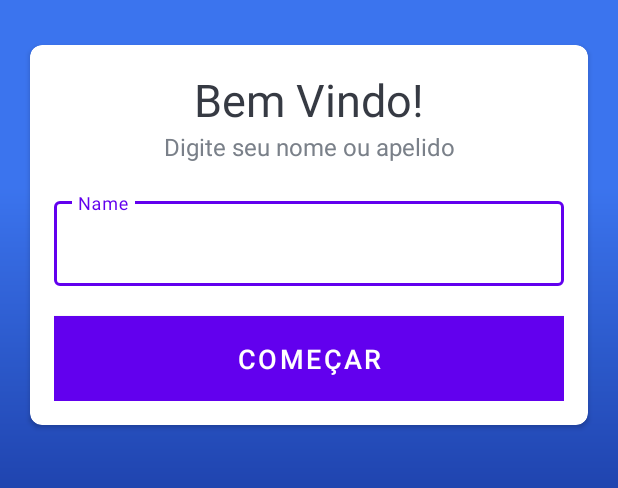
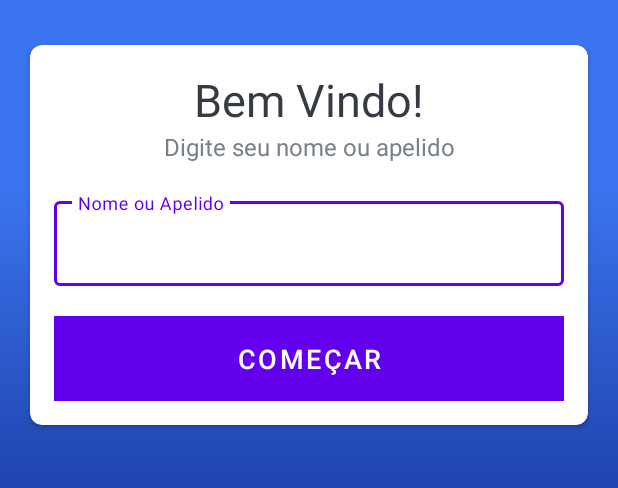
Before and after one commit to wagmattei/DinaQuizz, an Android app: the screen it shows after launch (MainActivity), after a tap on "COMEÇAR", on a phone screen of 412 x 824 dp, the part 431-919 px from its top. Run offline under Robolectric (Android 15) with nearby library versions, the phone set to English and light mode, and no system bars.

Commit message:
fix: improve refactoring raw text to string file in main module

```diff
--- a/app/src/main/java/com/wagmattei/dynaquiz/ui/main/MainActivity.kt
+++ b/app/src/main/java/com/wagmattei/dynaquiz/ui/main/MainActivity.kt
@@ -19,7 +19,7 @@ class MainActivity : AppCompatActivity() {
         // Only for teste, replace it
         btn_start.setOnClickListener{
             if(!validate()) {
-                Toast.makeText(this@MainActivity, "Preencha seu nome ou apelido, por favor.", Toast.LENGTH_SHORT).show()
+                Toast.makeText(this@MainActivity, getString(R.string.alert_info_your_name_please), Toast.LENGTH_SHORT).show()
             } else  {
                 val i = Intent(this, QuizzQuestionActivity::class.java)
                 i.putExtra(USER_NAME, et_name.text.toString())
--- a/app/src/main/res/layout/activity_main.xml
+++ b/app/src/main/res/layout/activity_main.xml
@@ -62,7 +62,7 @@
                     android:id="@+id/et_name"
                     android:layout_width="match_parent"
                     android:layout_height="wrap_content"
-                    android:hint="Name"
+                    android:hint="@string/hint_name"
                     android:textColor="#363A43"
                     android:textColorHint="#7A8089" />
             </com.google.android.material.textfield.TextInputLayout>
--- a/app/src/main/res/layout/activity_quizz_question.xml
+++ b/app/src/main/res/layout/activity_quizz_question.xml
@@ -63,6 +63,7 @@
 
 
                 <RadioGroup
+                    android:id="@+id/quizzGroup"
                     android:layout_width="match_parent"
                     android:layout_height="match_parent"
                     android:layout_marginTop="16dp">
--- a/app/src/main/res/values/strings.xml
+++ b/app/src/main/res/values/strings.xml
@@ -8,4 +8,6 @@
     <string name="quizQuestion_info_answer">Selecione uma das resposta abaixo</string>
     <string name="results_title">Avaliação</string>
     <string name="result_thanks">Obrigado por responder o DynaQuiz</string>
+    <string name="alert_info_your_name_please">Preencha seu nome ou apelido, por favor.</string>
+    <string name="hint_name">Nome ou Apelido</string>
 </resources>
```
Also changed, not shown: app/src/main/java/com/wagmattei/dynaquiz/ui/quizquestion/QuizzQuestionActivity.kt (+1 -6 lines).
